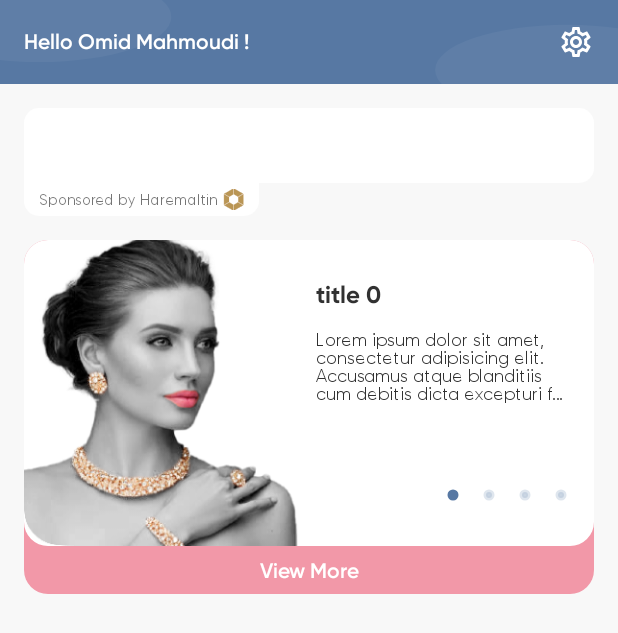
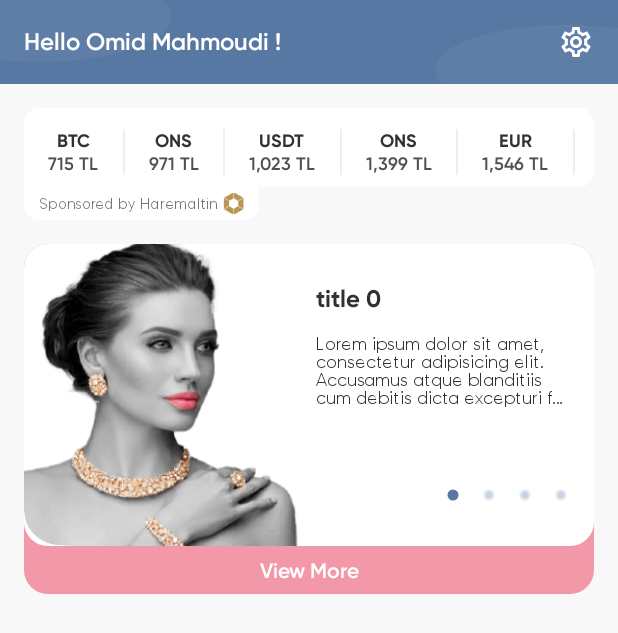
Before and after one commit to Alirezanr/Utechia_Sample_Ui, an Android app: the screen it shows after launch (MainActivity), on a phone screen of 412 x 824 dp. Shown: the top 633 px of the screen. Run offline under Robolectric (Android 15) with nearby library versions, the phone set to English and light mode, and no system bars.

Commit message:
Implement Stocks list in home screen.

```diff
--- a/app/src/main/java/com/example/ui_sample/home/HomeFragment.kt
+++ b/app/src/main/java/com/example/ui_sample/home/HomeFragment.kt
@@ -4,12 +4,12 @@ import android.os.Bundle
 import android.view.LayoutInflater
 import android.view.View
 import android.view.ViewGroup
-import androidx.core.view.ViewCompat
-import androidx.core.view.WindowInsetsCompat
+import android.widget.Toast
 import androidx.fragment.app.Fragment
 import com.example.ui_sample.MainActivity
 import com.example.ui_sample.R
 import com.example.ui_sample.databinding.FragmentHomeBinding
+import com.example.ui_sample.util.toPriceFormat
 import com.google.android.material.tabs.TabLayoutMediator
 
 class HomeFragment : Fragment() {
@@ -19,7 +19,8 @@ class HomeFragment : Fragment() {
     private val binding get() = _binding!!
 
 
-    private var pageAdapter: HomeGalleryPageAdapter? = null
+    private var galleryPageAdapter: HomeGalleryPageAdapter? = null
+    private var stocksAdapter: HomeStockAdapter? = null
 
     override fun onCreate(savedInstanceState: Bundle?) {
         super.onCreate(savedInstanceState)
@@ -38,27 +39,59 @@ class HomeFragment : Fragment() {
         super.onViewCreated(view, savedInstanceState)
 
         setupUi()
+        setupClickListeners()
+    }
+
+    private fun setupClickListeners() {
+        with(binding) {
+            txtViewMore.setOnClickListener {
+                Toast.makeText(requireContext(), "View More", Toast.LENGTH_SHORT).show()
+            }
+        }
     }
 
     private fun setupUi() {
         (requireActivity() as MainActivity).changeStatusBarColor(R.color.blue_300)
-        setupViewPager()
         with(binding) {
 
         }
+        setupStocksList()
+        setupViewPager()
+    }
+
+    private fun setupStocksList() {
+        stocksAdapter = HomeStockAdapter { stock ->
+            Toast.makeText(
+                requireContext(),
+                "Stock name :${stock.stockName}\nStock price:${stock.stockPrice.toPriceFormat()} TL",
+                Toast.LENGTH_SHORT
+            ).show()
+        }
+        binding.rvStockList.adapter = stocksAdapter
+
+        val stockList = listOf("Gold", "USDT", "ONS", "EUR", "BTC")
+        stocksAdapter?.upDateDataSet(
+            List(15) {
+                StockData(
+                    id = it,
+                    stockName = stockList.random(),
+                    stockPrice = (500..2000).random().toDouble()
+                )
+            }
+        )
     }
 
     private fun setupViewPager() {
-        pageAdapter = HomeGalleryPageAdapter()
+        galleryPageAdapter = HomeGalleryPageAdapter()
         with(binding) {
-            vpGallery.adapter = pageAdapter
+            vpGallery.adapter = galleryPageAdapter
 
             TabLayoutMediator(tabLayout, vpGallery) { tab, position ->
             }.attach()
 
         }
 
-        pageAdapter?.upDateDataSet(
+        galleryPageAdapter?.upDateDataSet(
             List(size = 4) {
                 GalleyData(
                     id = it,
--- /dev/null
+++ b/app/src/main/java/com/example/ui_sample/home/HomeStockAdapter.kt
@@ -0,0 +1,71 @@
+package com.example.ui_sample.home
+
+import android.view.LayoutInflater
+import android.view.View
+import android.view.ViewGroup
+import androidx.recyclerview.widget.RecyclerView
+import com.example.ui_sample.R
+import com.example.ui_sample.databinding.ItemHomeGalleryBinding
+import com.example.ui_sample.databinding.ItemHomeStockBinding
+import com.example.ui_sample.util.toPriceFormat
+
+class HomeStockAdapter(
+    val onStockItemClicked: (StockData) -> Unit
+) :
+    RecyclerView.Adapter<HomeStockAdapter.PageViewHolder>() {
+    var list = ArrayList<StockData>()
+
+
+    fun upDateDataSet(data: List<StockData>) {
+        list.clear()
+        list.addAll(data)
+        notifyDataSetChanged()
+    }
+
+
+    inner class PageViewHolder(private val itemBinding: ItemHomeStockBinding) :
+        RecyclerView.ViewHolder(itemBinding.root) {
+        fun bind(data: StockData, isLastItem: Boolean) {
+            itemBinding.apply {
+                if (isLastItem) {
+                    viewSeparator.visibility = View.GONE
+                }
+
+                txtStockName.text = data.stockName
+
+
+                txtStockPrice.text = String.format(
+                    this.root.context.getString(R.string.lira),
+                    data.stockPrice.toPriceFormat()
+                )
+
+
+                this.root.setOnClickListener {
+                    onStockItemClicked(data)
+                }
+
+            }
+        }
+
+
+    }
+
+
+    override fun onCreateViewHolder(parent: ViewGroup, viewType: Int): PageViewHolder {
+        val view = ItemHomeStockBinding.inflate(
+            LayoutInflater.from(parent.context),
+            parent,
+            false
+        )
+        return PageViewHolder(view)
+
+    }
+
+
+    override fun getItemCount(): Int = list.size
+
+
+    override fun onBindViewHolder(holder: PageViewHolder, position: Int) {
+        holder.bind(list[position], list.lastIndex == position)
+    }
+}
--- /dev/null
+++ b/app/src/main/java/com/example/ui_sample/home/StockData.kt
@@ -0,0 +1,7 @@
+package com.example.ui_sample.home
+
+data class StockData(
+    val id: Int,
+    val stockName: String,
+    val stockPrice: Double
+)
--- /dev/null
+++ b/app/src/main/java/com/example/ui_sample/util/Extentions.kt
@@ -0,0 +1,9 @@
+package com.example.ui_sample.util
+
+import java.text.DecimalFormat
+import java.text.DecimalFormatSymbols
+import java.util.*
+
+
+fun Double.toPriceFormat(): String =
+    DecimalFormat("#,###.##", DecimalFormatSymbols(Locale.ENGLISH)).format(this)
--- a/app/src/main/res/layout/fragment_home.xml
+++ b/app/src/main/res/layout/fragment_home.xml
@@ -20,7 +20,8 @@
             android:layout_marginStart="16dp"
             android:fontFamily="@font/gilroy_semibold"
             android:text="@string/hello_omid_mahmoudi"
-            android:textColor="#FFFFFF" />
+            android:textColor="#FFFFFF"
+            android:textSize="@dimen/dimen_16_sp" />
 
         <androidx.appcompat.widget.AppCompatImageView
             android:layout_width="wrap_content"
@@ -34,12 +35,17 @@
     <androidx.recyclerview.widget.RecyclerView
         android:id="@+id/rv_stock_list"
         android:layout_width="match_parent"
-        android:layout_height="50dp"
+        android:layout_height="wrap_content"
         android:layout_marginHorizontal="16dp"
         android:layout_marginTop="16dp"
         android:background="@drawable/shape_rounded_corners_except_bottom_left"
         android:orientation="horizontal"
-        app:layout_constraintTop_toBottomOf="@id/topBar">
+        android:paddingTop="@dimen/dimen_10_dp"
+        android:paddingBottom="@dimen/dimen_4_dp"
+        app:layoutManager="androidx.recyclerview.widget.LinearLayoutManager"
+        app:layout_constraintTop_toBottomOf="@id/topBar"
+        tools:itemCount="10"
+        tools:listitem="@layout/item_home_stock">
 
 
     </androidx.recyclerview.widget.RecyclerView>
@@ -119,10 +125,12 @@
             app:tabTextColor="@color/transparent" />
 
         <TextView
+            android:id="@+id/txt_view_more"
             android:layout_width="wrap_content"
             android:layout_height="wrap_content"
             android:layout_marginVertical="8dp"
             android:fontFamily="@font/gilroy_semibold"
+            android:padding="@dimen/dimen_4_dp"
             android:text="@string/view_more"
             android:textColor="@color/white"
             android:textSize="@dimen/dimen_14_sp"
--- /dev/null
+++ b/app/src/main/res/layout/item_home_stock.xml
@@ -0,0 +1,43 @@
+<?xml version="1.0" encoding="utf-8"?>
+
+<LinearLayout xmlns:android="http://schemas.android.com/apk/res/android"
+    xmlns:tools="http://schemas.android.com/tools"
+    android:layout_width="wrap_content"
+    android:layout_height="wrap_content"
+    android:layout_marginStart="@dimen/dimen_12_dp"
+    android:gravity="top"
+    android:orientation="horizontal">
+
+    <LinearLayout
+        android:layout_width="wrap_content"
+        android:layout_height="wrap_content"
+        android:gravity="center"
+        android:layout_margin="@dimen/dimen_4_dp"
+        android:orientation="vertical">
+
+        <TextView
+            android:id="@+id/txt_stock_name"
+            android:layout_width="wrap_content"
+            android:layout_height="wrap_content"
+            android:fontFamily="@font/gilroy_bold"
+            android:textColor="@color/semi_black"
+            android:textSize="@dimen/dimen_12_sp"
+            tools:text="Gold" />
+
+        <TextView
+            android:id="@+id/txt_stock_price"
+            android:layout_width="wrap_content"
+            android:layout_height="wrap_content"
+            android:fontFamily="@font/gilroy_semibold"
+            android:textColor="@color/dark_liver"
+            android:textSize="@dimen/dimen_12_sp"
+            tools:text="1,026 TL" />
+    </LinearLayout>
+    <View
+        android:id="@+id/view_separator"
+        android:layout_width="1dp"
+        android:layout_height="match_parent"
+        android:layout_marginStart="@dimen/dimen_12_dp"
+        android:layout_marginVertical="@dimen/dimen_4_dp"
+        android:background="@color/bright_gray"/>
+</LinearLayout>
--- a/app/src/main/res/values/colors.xml
+++ b/app/src/main/res/values/colors.xml
@@ -13,4 +13,6 @@
     <color name="blue_300">#5778A3</color>
     <color name="blue_300_opacity_30">#305778A3</color>
     <color name="semi_black">#313131</color>
+    <color name="bright_gray">#EEEEEE</color>
+    <color name="dark_liver">#505050</color>
 </resources>
--- a/app/src/main/res/values/strings.xml
+++ b/app/src/main/res/values/strings.xml
@@ -4,4 +4,5 @@
     <string name="sponsored_by">Sponsored by Haremaltin</string>
     <string name="view_more">View More</string>
     <string name="lorem_ipsum">Lorem ipsum dolor sit amet, consectetur adipisicing elit. Accusamus atque blanditiis cum debitis dicta excepturi facere, laboriosam natus officiis omnis perspiciatis possimus, quaerat quibusdam sapiente, sint tempore temporibus veniam vero.</string>
+    <string name="lira">%1$s TL</string>
 </resources>
```
